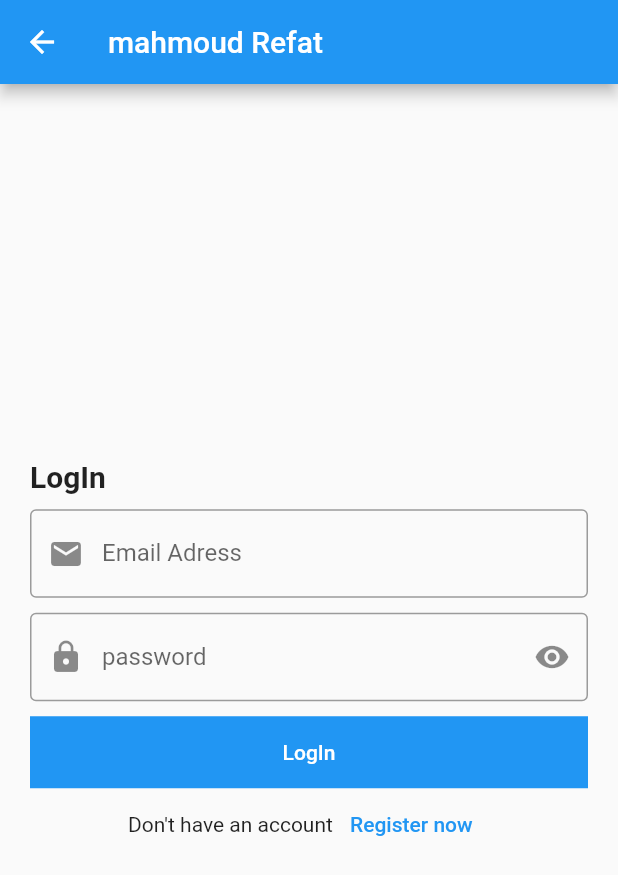
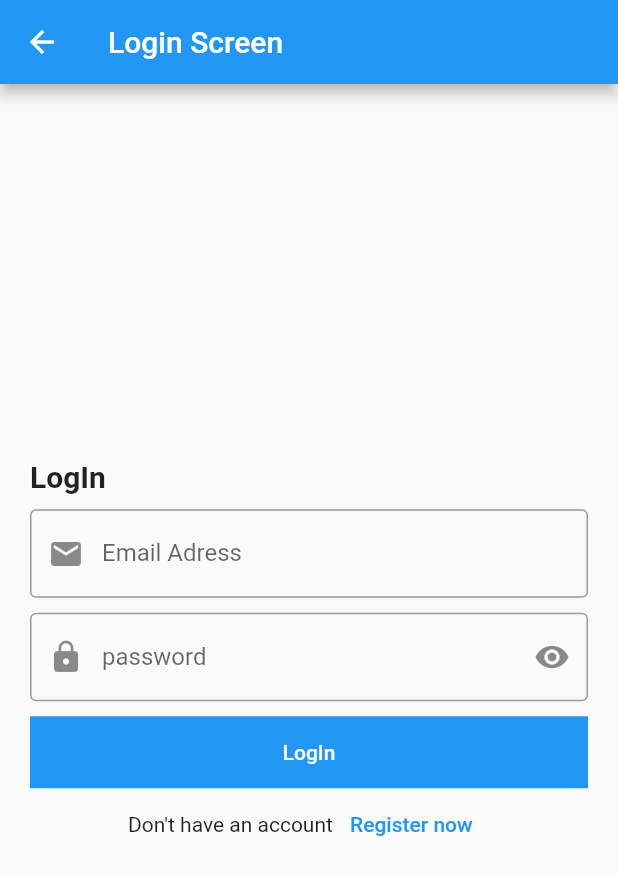
Before and after one commit to MahhmoudRefat/training-releases, a Flutter app: the Login_Screen screen opened directly, on a phone screen of 412 x 824 dp. Shown: the top 875 px of the screen. Run offline on Flutter 3.47's test engine with Material 2 defaults, Android fonts, the phone set to English and light mode, and no system bars; our stand-ins replace flutter_bloc.

Commit message:
edit appbar title

```diff
--- a/lib/loginscreen/login_screen.dart
+++ b/lib/loginscreen/login_screen.dart
@@ -9,7 +9,7 @@ class Login_Screen extends StatelessWidget {
   Widget build(BuildContext context) {
     return Scaffold(
       appBar: AppBar(
-        title: Text("mahmoud Refat"),
+        title: Text("Login Screen"),
       ),
       body: Padding(
         padding: const EdgeInsets.all(20.0),
```
